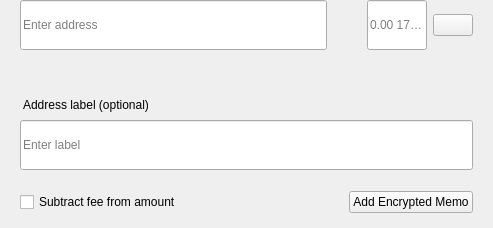
First picture: the form in src/qt/forms/sendmultirow.ui, repository OrganicLifeCoin/OrganLife-Core, before the edit.
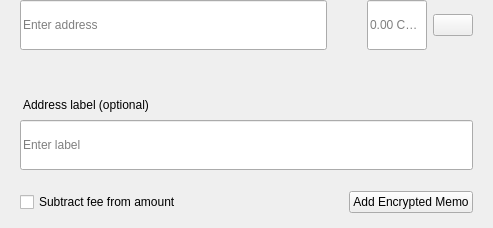
Second picture: the form after the edit.

Commit message: CTEAM mainnet release

Patch:
```diff
--- a/src/qt/forms/sendmultirow.ui
+++ b/src/qt/forms/sendmultirow.ui
@@ -198,7 +198,7 @@
            <set>Qt::AlignLeading|Qt::AlignLeft|Qt::AlignVCenter</set>
           </property>
           <property name="placeholderText">
-           <string notr="true">0.00 1776$</string>
+           <string notr="true">0.00 CTEAM</string>
           </property>
          </widget>
         </item>
```
Left out of the diff: 2 changed lines with no effect on the pictures. The commit also changes 130 other files.
